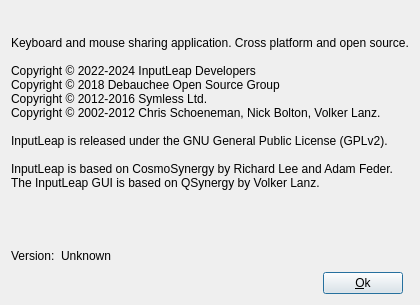
Old version of the form src/gui/src/AboutDialog.ui in the repository bryceishunter/leap-input-2.
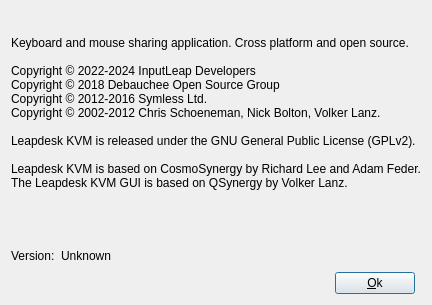
New version of the form.

Commit message: rename: Leapdesk KVM throughout the settings window and installed programs

What changed in the file:
```diff
--- a/src/gui/src/AboutDialog.ui
+++ b/src/gui/src/AboutDialog.ui
@@ -44,9 +44,9 @@
 Copyright © 2018 Debauchee Open Source Group&lt;br /&gt;
 Copyright © 2012-2016 Symless Ltd.&lt;br /&gt;
 Copyright © 2002-2012 Chris Schoeneman, Nick Bolton, Volker Lanz.&lt;br /&gt;&lt;br /&gt;
-InputLeap is released under the GNU General Public License (GPLv2).&lt;br /&gt;&lt;br /&gt;
-InputLeap is based on CosmoSynergy by Richard Lee and Adam Feder.&lt;br /&gt;
-The InputLeap GUI is based on QSynergy by Volker Lanz.
+Leapdesk KVM is released under the GNU General Public License (GPLv2).&lt;br /&gt;&lt;br /&gt;
+Leapdesk KVM is based on CosmoSynergy by Richard Lee and Adam Feder.&lt;br /&gt;
+The Leapdesk KVM GUI is based on QSynergy by Volker Lanz.
 &lt;/p&gt;</string>
      </property>
      <property name="margin">
```
Left out of the diff: 2 changed lines with no effect on the pictures. The commit also changes 76 other files.
